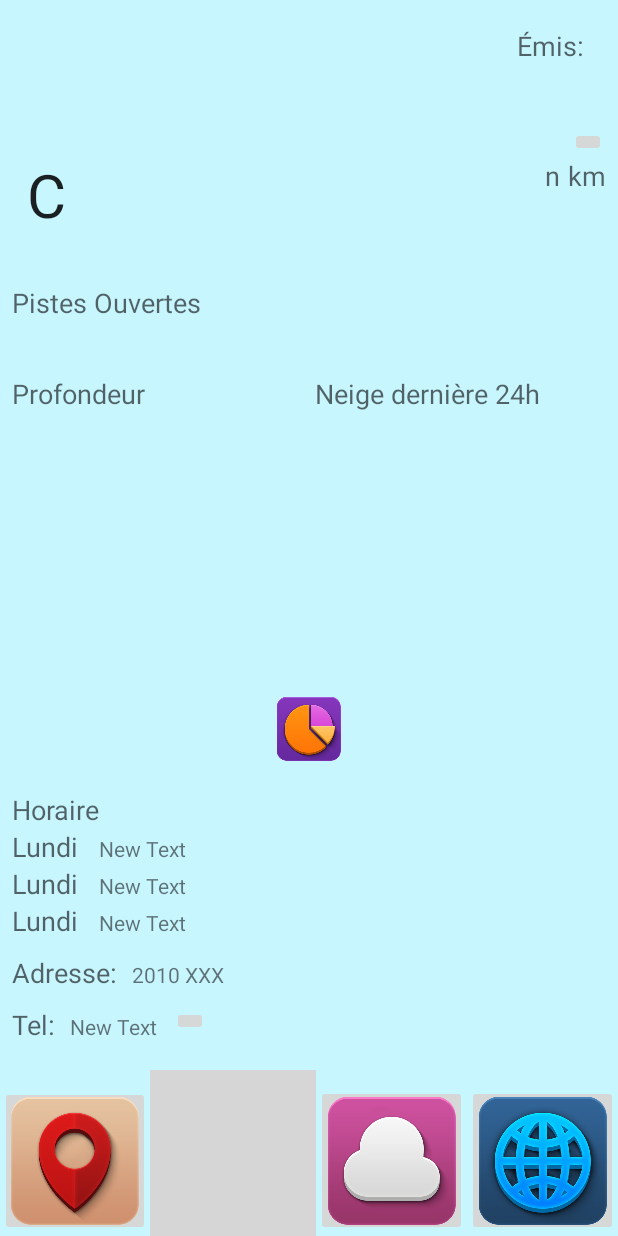
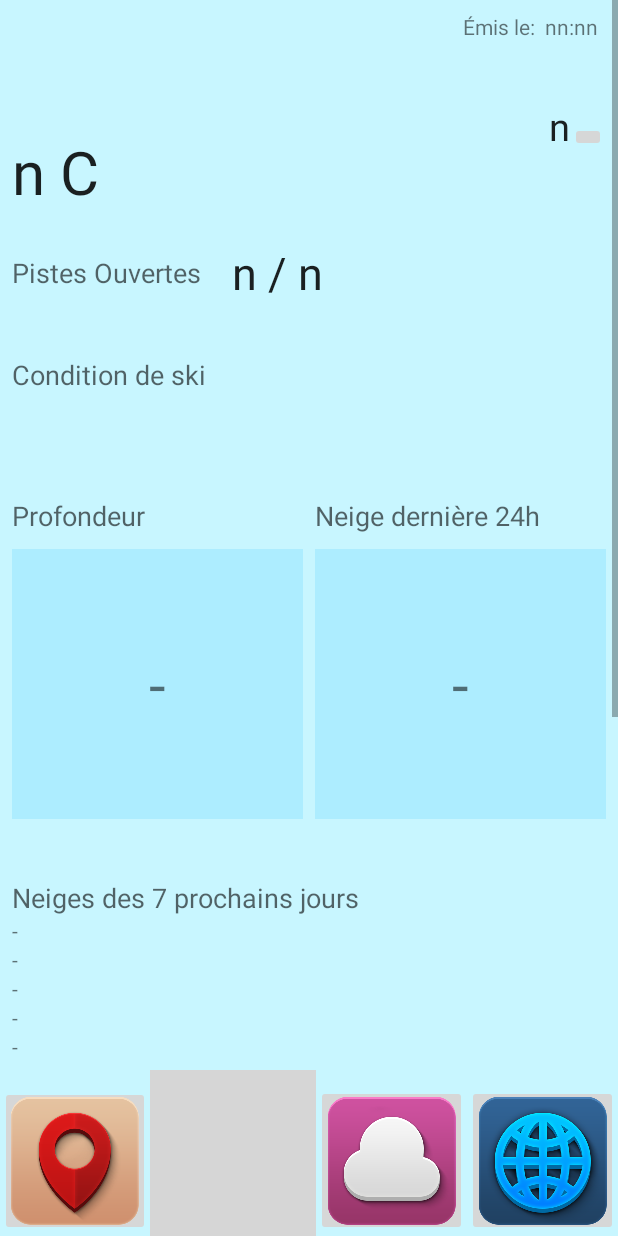
Before and after one commit to AnaelMaubant/SkiConditions, an Android app: the StationActivity screen opened directly, with no data from a screen before it, on a phone screen of 412 x 824 dp. Run offline under Robolectric (Android 15) with nearby library versions, the phone set to English and light mode, and no system bars; network calls fail; grey boxes are pictures that could not be loaded.

Commit message:
méthode setData()
ajouter méthode setData() dans ActivityStation et modifier certains
layouts

```diff
--- a/SkiConditions/app/src/main/java/ift2905/skiconditions/MainActivity.java
+++ b/SkiConditions/app/src/main/java/ift2905/skiconditions/MainActivity.java
@@ -98,21 +98,6 @@ public class MainActivity extends ActionBarActivity {
         startActivity(intent);
     }
 
-    public void StartTextActivity() {
-        Intent intent = new Intent();
-        intent.setClass(MainActivity.this, StationActivity.class);
-        Bundle bundle = new Bundle();
-
-        //mettre ca dans le bundle
-        bundle.putString("name", stationPrincipal);
-        bundle.putString("temperature", t);
-        bundle.putString("pistes", p.first + "/" + p.second);
-        bundle.putString("update", d);
-
-        intent.putExtras(bundle);
-
-        startActivity(intent);
-    }
 
     private class DownloadStations extends AsyncTask<String, String, Boolean> {
 
@@ -259,7 +244,6 @@ public class MainActivity extends ActionBarActivity {
         @Override
         public void onClick (View v){
             Toast.makeText(MainActivity.this, "Afficher maintenant la page de details de cette station!!", Toast.LENGTH_SHORT).show();
-            StartTextActivity();
 
         }
     }
--- a/SkiConditions/app/src/main/java/ift2905/skiconditions/StationActivity.java
+++ b/SkiConditions/app/src/main/java/ift2905/skiconditions/StationActivity.java
@@ -14,12 +14,15 @@ import android.widget.ImageView;
 import android.widget.TextView;
 import android.widget.Toast;
 
+import java.util.HashMap;
+
 import SkiConditionApi.Station;
 
 
 public class StationActivity extends Activity {
     ImageButton imgButton1,imgButton2,imgButton3,imgButton4;
-    TextView view_name,view_temp,view_pistes,view_updateDate;
+    TextView view_name,view_temp,view_pistes,view_updateDate,view_profondeur,view_neigeDerniere,view_condition;
+    TextView view_snowReport1, view_snowReport2,view_snowReport3,view_snowReport4,view_snowReport5,view_snowReport6,view_snowReport7;
 
 
     @Override
@@ -27,7 +30,6 @@ public class StationActivity extends Activity {
         super.onCreate(savedInstanceState);
         setContentView(R.layout.activity_station);
         findViews();
-        getResults();
         addButtonListener();
 
     }
@@ -90,26 +92,51 @@ public class StationActivity extends Activity {
 
     public void findViews(){
 
+        view_updateDate= (TextView)findViewById(R.id.emis_activity2);
         view_name = (TextView)findViewById(R.id.nomStation_activity2);
         view_temp= (TextView)findViewById(R.id.temperature_activity2);
         view_pistes= (TextView)findViewById(R.id.pistes_activity2);
-        view_updateDate= (TextView)findViewById(R.id.emis_activity2);
+        view_profondeur= (TextView)findViewById(R.id.profondeur);
+        view_neigeDerniere=(TextView)findViewById(R.id.derniere_neige);
+        view_condition=(TextView)findViewById(R.id.conditionSki);
+        view_snowReport1=(TextView)findViewById(R.id.snow1);
+        view_snowReport2=(TextView)findViewById(R.id.snow2);
+        view_snowReport3=(TextView)findViewById(R.id.snow3);
+        view_snowReport4=(TextView)findViewById(R.id.snow4);
+        view_snowReport5=(TextView)findViewById(R.id.snow5);
+        view_snowReport6=(TextView)findViewById(R.id.snow6);
+        view_snowReport7=(TextView)findViewById(R.id.snow7);
+
+
 
     }
 
-    public void getResults(){
+    public void setData(Station s){
 
-        Bundle bundle = this.getIntent().getExtras();
-        String name = bundle.getString("name");
-        String temp = bundle.getString("temperature");
-        String pistes = bundle.getString("pistes");
-        String update = bundle.getString("update");
+        String name = s.get_name();
+        String temp = s.get_temperature();
+        String pistes = s.get_trails().first + "/" + s.get_trails().second;
+        String update = s.get_lastUpdate();
+        int profondeur= s.get_accSeason();
+        int acc24=s.get_acc24();
+        String cond_ski=s.get_snowQuality();
+        HashMap<Integer, String> snowreport =s.get_snowReports();
 
-        // mettre ca dans l interface
+        // mettre ca dans l'interface
         view_name.setText(name);
         view_temp.setText(temp);
         view_pistes.setText(pistes);
         view_updateDate.setText(update);
+        view_profondeur.setText(profondeur+" cm");
+        view_neigeDerniere.setText(acc24+" cm");
+        view_condition.setText(cond_ski);
+        view_snowReport1.setText(snowreport.get("snow1"));
+        view_snowReport2.setText(snowreport.get("snow2"));
+        view_snowReport3.setText(snowreport.get("snow3"));
+        view_snowReport4.setText(snowreport.get("snow4"));
+        view_snowReport5.setText(snowreport.get("snow5"));
+        view_snowReport6.setText(snowreport.get("snow6"));
+        view_snowReport7.setText(snowreport.get("snow7"));
 
     }
 }
--- a/SkiConditions/app/src/main/res/layout/activity_main.xml
+++ b/SkiConditions/app/src/main/res/layout/activity_main.xml
@@ -26,8 +26,8 @@
             <TextView
                 android:layout_width="wrap_content"
                 android:layout_height="wrap_content"
-                android:textAppearance="?android:attr/textAppearanceMedium"
-                android:text="Émis:  " />
+                android:textAppearance="?android:attr/textAppearanceSmall"
+                android:text="Émis le:  " />
 
             <TextView
                 android:layout_width="wrap_content"
--- a/SkiConditions/app/src/main/res/layout/activity_station.xml
+++ b/SkiConditions/app/src/main/res/layout/activity_station.xml
@@ -89,8 +89,8 @@
                     <TextView
                         android:layout_width="wrap_content"
                         android:layout_height="wrap_content"
-                        android:textAppearance="?android:attr/textAppearanceMedium"
-                        android:text="Émis:  "
+                        android:textAppearance="?android:attr/textAppearanceSmall"
+                        android:text="Émis le:  "
                         android:gravity="right|top" />
 
                     <TextView
@@ -106,7 +106,8 @@
                     android:orientation="horizontal"
                     android:layout_width="match_parent"
                     android:layout_height="wrap_content"
-                    android:gravity="fill_vertical">
+                    android:gravity="fill_vertical"
+                    android:layout_marginBottom="20dp">
 
                     <RelativeLayout
                         android:layout_width="wrap_content"
@@ -118,13 +119,13 @@
                         <ImageView
                             android:layout_width="60dp"
                             android:layout_height="60dp"
-                            android:id="@+id/temp" />
+                            android:id="@+id/viewTemp" />
 
                         <LinearLayout
                             android:orientation="horizontal"
                             android:layout_width="wrap_content"
                             android:layout_height="fill_parent"
-                            android:layout_below="@id/temp">
+                            android:layout_below="@id/viewTemp">
 
                             <TextView
                                 android:layout_width="wrap_content"
@@ -179,35 +180,6 @@
                                 android:id="@+id/favorisButton" />
                         </LinearLayout>
 
-                        <LinearLayout
-                            android:orientation="horizontal"
-                            android:layout_width="fill_parent"
-                            android:layout_height="fill_parent"
-                            android:gravity="right|top"
-                            android:layout_gravity="top">
-
-                            <ImageView
-                                android:layout_width="wrap_content"
-                                android:layout_height="wrap_content"
-                                android:id="@+id/imageView2"
-                                android:layout_marginRight="10dp" />
-
-                            <TextView
-                                android:layout_width="wrap_content"
-                                android:layout_height="wrap_content"
-                                android:textAppearance="?android:attr/textAppearanceMedium"
-                                android:text="n"
-                                android:id="@+id/distance"
-                                android:layout_marginRight="5dp" />
-
-                            <TextView
-                                android:layout_width="wrap_content"
-                                android:layout_height="wrap_content"
-                                android:textAppearance="?android:attr/textAppearanceMedium"
-                                android:text="km" />
-
-                        </LinearLayout>
-
                     </LinearLayout>
 
 
@@ -219,37 +191,52 @@
                     android:layout_height="wrap_content"
                     android:weightSum="1"
                     android:paddingBottom="15dp"
-                    android:layout_marginTop="20dp">
+                    android:gravity="center_vertical"
+                    android:layout_marginBottom="20dp">
 
                     <TextView
                         android:layout_width="wrap_content"
                         android:layout_height="wrap_content"
                         android:textAppearance="?android:attr/textAppearanceMedium"
                         android:text="Pistes Ouvertes"
-                        android:id="@+id/textView5" />
-
-                    <Space
-                        android:layout_width="wrap_content"
-                        android:layout_height="match_parent"
-                        android:layout_weight="0.34" />
+                        android:id="@+id/textView5"
+                        android:layout_marginRight="20dp" />
 
                     <TextView
                         android:layout_width="wrap_content"
                         android:layout_height="wrap_content"
                         android:textAppearance="?android:attr/textAppearanceLarge"
-                        android:text="30/15"
+                        android:text="n / n"
                         android:id="@+id/pistes_activity2"
                         android:textSize="30dp" />
                 </LinearLayout>
 
-                <Space
-                    android:layout_width="37dp"
-                    android:layout_height="17dp" />
+                <LinearLayout
+                    android:orientation="vertical"
+                    android:layout_width="fill_parent"
+                    android:layout_height="fill_parent"
+                    android:layout_marginBottom="20dp">
+
+                    <TextView
+                        android:layout_width="wrap_content"
+                        android:layout_height="wrap_content"
+                        android:textAppearance="?android:attr/textAppearanceMedium"
+                        android:text="Condition de ski"
+                        android:id="@+id/textView4" />
+
+                    <TextView
+                        android:layout_width="wrap_content"
+                        android:layout_height="wrap_content"
+                        android:textAppearance="?android:attr/textAppearanceLarge"
+                        android:id="@+id/conditionSki" />
+                </LinearLayout>
 
                 <LinearLayout
                     android:orientation="horizontal"
                     android:layout_width="fill_parent"
-                    android:layout_height="fill_parent">
+                    android:layout_height="fill_parent"
+                    android:layout_marginBottom="20dp"
+                    android:layout_marginTop="20dp">
 
                     <LinearLayout
                         android:orientation="vertical"
@@ -257,6 +244,7 @@
                         android:layout_height="fill_parent"
                         android:weightSum="1"
                         android:layout_weight="1"
+                        android:layout_marginBottom="20dp"
                         android:layout_marginRight="4dp">
 
                         <TextView
@@ -264,12 +252,18 @@
                             android:layout_height="wrap_content"
                             android:textAppearance="?android:attr/textAppearanceMedium"
                             android:text="Profondeur"
-                            android:id="@+id/textView7" />
+                            android:id="@+id/textView7"
+                            android:layout_marginBottom="10dp" />
 
-                        <ImageView
+                        <TextView
                             android:layout_width="match_parent"
                             android:layout_height="180dp"
-                            android:id="@+id/imageView3" />
+                            android:id="@+id/profondeur"
+                            android:background="#ffadedff"
+                            android:autoText="false"
+                            android:text="-"
+                            android:textSize="40dp"
+                            android:gravity="center_vertical|center_horizontal" />
                     </LinearLayout>
 
                     <LinearLayout
@@ -284,29 +278,89 @@
                             android:layout_height="wrap_content"
                             android:textAppearance="?android:attr/textAppearanceMedium"
                             android:text="Neige dernière 24h"
-                            android:id="@+id/textView8" />
+                            android:id="@+id/textView8"
+                            android:layout_marginBottom="10dp" />
 
-                        <ImageView
+                        <TextView
                             android:layout_width="match_parent"
                             android:layout_height="180dp"
-                            android:id="@+id/imageView4" />
+                            android:id="@+id/derniere_neige"
+                            android:background="#ffadedff"
+                            android:gravity="center_vertical|center_horizontal"
+                            android:text="-"
+                            android:textSize="40dp" />
                     </LinearLayout>
+                </LinearLayout>
+
+                <LinearLayout
+                    android:orientation="vertical"
+                    android:layout_width="fill_parent"
+                    android:layout_height="fill_parent"
+                    android:layout_marginBottom="20dp">
+
+                    <TextView
+                        android:layout_width="wrap_content"
+                        android:layout_height="wrap_content"
+                        android:textAppearance="?android:attr/textAppearanceMedium"
+                        android:text="Neiges des 7 prochains jours" />
+                    <TextView
+                        android:layout_width="wrap_content"
+                        android:layout_height="wrap_content"
+                        android:textAppearance="?android:attr/textAppearanceSmall"
+                        android:text="-"
+                        android:id="@+id/snow1" />
+                    <TextView
+                        android:layout_width="wrap_content"
+                        android:layout_height="wrap_content"
+                        android:textAppearance="?android:attr/textAppearanceSmall"
+                        android:text="-"
+                        android:id="@+id/snow2" />
+                    <TextView
+                        android:layout_width="wrap_content"
+                        android:layout_height="wrap_content"
+                        android:textAppearance="?android:attr/textAppearanceSmall"
+                        android:text="-"
+                        android:id="@+id/snow3" />
+                    <TextView
+                        android:layout_width="wrap_content"
+                        android:layout_height="wrap_content"
+                        android:textAppearance="?android:attr/textAppearanceSmall"
+                        android:text="-"
+                        android:id="@+id/snow4" />
+                    <TextView
+                        android:layout_width="wrap_content"
+                        android:layout_height="wrap_content"
+                        android:textAppearance="?android:attr/textAppearanceSmall"
+                        android:text="-"
+                        android:id="@+id/snow5" />
+                    <TextView
+                        android:layout_width="wrap_content"
+                        android:layout_height="wrap_content"
+                        android:textAppearance="?android:attr/textAppearanceSmall"
+                        android:text="-"
+                        android:id="@+id/snow6" />
+                    <TextView
+                        android:layout_width="wrap_content"
+                        android:layout_height="wrap_content"
+                        android:textAppearance="?android:attr/textAppearanceSmall"
+                        android:text="-"
+                        android:id="@+id/snow7" />
                 </LinearLayout>
 
                 <ImageView
                     android:layout_width="wrap_content"
                     android:layout_height="wrap_content"
-                    android:id="@+id/diagram"
+                    android:id="@+id/distribution_pistes"
                     android:layout_gravity="center_horizontal"
                     android:padding="10dp"
                     android:src="@mipmap/piechart"
-                    android:layout_marginBottom="10dp" />
+                    android:layout_marginBottom="20dp" />
 
                 <LinearLayout
                     android:orientation="vertical"
                     android:layout_width="fill_parent"
                     android:layout_height="fill_parent"
-                    android:layout_marginBottom="10dp">
+                    android:layout_marginBottom="20dp">
 
                     <TextView
                         android:layout_width="wrap_content"
@@ -398,7 +452,7 @@
                     android:orientation="horizontal"
                     android:layout_width="fill_parent"
                     android:layout_height="fill_parent"
-                    android:layout_marginBottom="10dp">
+                    android:layout_marginBottom="20dp">
 
                     <TextView
                         android:layout_width="wrap_content"
@@ -419,7 +473,7 @@
                     android:orientation="horizontal"
                     android:layout_width="fill_parent"
                     android:layout_height="fill_parent"
-                    android:layout_marginBottom="10dp">
+                    android:layout_marginBottom="20dp">
 
                     <TextView
                         android:layout_width="wrap_content"
```
